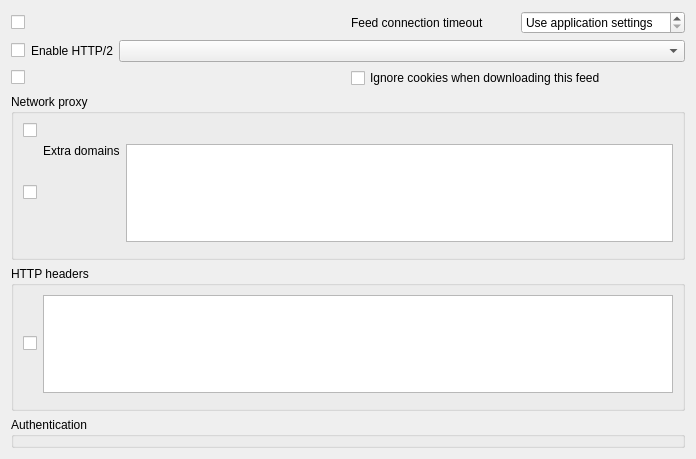
Above: src/librssguard-standard/src/gui/standardfeednetworkdetails.ui from martinrotter/rssguard before the change. Below: the same form after it.
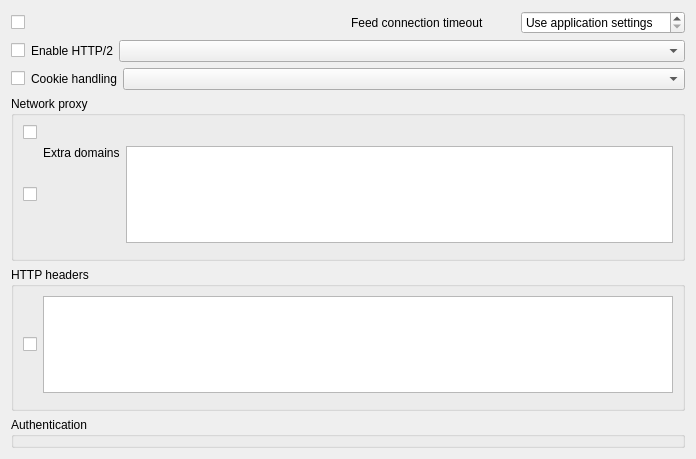
That is the form after the change. Custom widgets are drawn as their Qt base class.

Diff of the .ui file:
```diff
--- a/src/librssguard-standard/src/gui/standardfeednetworkdetails.ui
+++ b/src/librssguard-standard/src/gui/standardfeednetworkdetails.ui
@@ -100,11 +100,28 @@
      <widget class="MultiFeedEditCheckBox" name="m_mcbIgnoreCookies"/>
     </item>
     <item>
-     <widget class="QCheckBox" name="m_cbIgnoreCookies">
-      <property name="text">
-       <string>Ignore cookies when downloading this feed</string>
-      </property>
-     </widget>
+     <layout class="QGridLayout" name="gridLayout_5">
+      <item row="0" column="0">
+       <widget class="QLabel" name="m_lblCookiePolicy">
+        <property name="text">
+         <string>Cookie handling</string>
+        </property>
+        <property name="buddy">
+         <cstring>m_cmbCookiePolicy</cstring>
+        </property>
+       </widget>
+      </item>
+      <item row="0" column="1">
+       <widget class="QComboBox" name="m_cmbCookiePolicy">
+        <property name="sizePolicy">
+         <sizepolicy hsizetype="Expanding" vsizetype="Fixed">
+          <horstretch>0</horstretch>
+          <verstretch>0</verstretch>
+         </sizepolicy>
+        </property>
+       </widget>
+      </item>
+     </layout>
     </item>
    </layout>
   </item>
```
Left out of the diff: 6 changed lines with no effect on the pictures.
